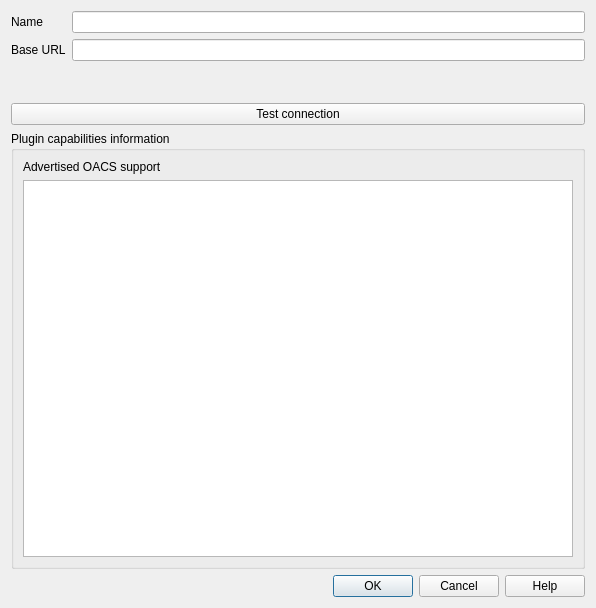
The window that src/qgis_oacs/ui/data_source_connection_dialog.ui (byteroad/qgis-oacs-plugin) describes before a commit, drawn with Qt 5.
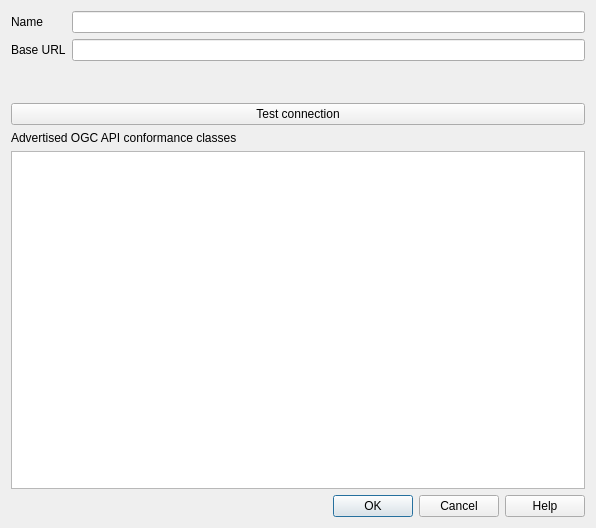
The same window after the commit. Custom widgets are drawn as their Qt base class.

Commit message: improving connection dialog

The edit to the form file:
```diff
--- a/src/qgis_oacs/ui/data_source_connection_dialog.ui
+++ b/src/qgis_oacs/ui/data_source_connection_dialog.ui
@@ -7,13 +7,13 @@
     <x>0</x>
     <y>0</y>
     <width>596</width>
-    <height>608</height>
+    <height>528</height>
    </rect>
   </property>
   <property name="windowTitle">
    <string>OGC API - Connected Systems plugin - New Connection Configuration</string>
   </property>
-  <layout class="QVBoxLayout" name="verticalLayout_2">
+  <layout class="QVBoxLayout" name="verticalLayout">
    <item>
     <widget class="QFrame" name="connection_details">
      <property name="frameShape">
@@ -92,24 +92,15 @@
     </widget>
    </item>
    <item>
-    <widget class="QgsCollapsibleGroupBox" name="plugin_capabilities_gb">
-     <property name="title">
-      <string>Plugin capabilities information</string>
-     </property>
-     <layout class="QVBoxLayout" name="verticalLayout">
-      <item>
        <widget class="QLabel" name="label_5">
         <property name="text">
-         <string>Advertised OACS support</string>
+      <string>Advertised OGC API conformance classes</string>
         </property>
        </widget>
       </item>
       <item>
        <widget class="QListWidget" name="detected_capabilities_lw"/>
       </item>
-     </layout>
-    </widget>
-   </item>
    <item>
     <widget class="QDialogButtonBox" name="button_box">
      <property name="orientation">
@@ -128,12 +119,6 @@
    <extends>QWidget</extends>
    <header>qgsauthconfigselect.h</header>
   </customwidget>
-  <customwidget>
-   <class>QgsCollapsibleGroupBox</class>
-   <extends>QGroupBox</extends>
-   <header>qgscollapsiblegroupbox.h</header>
-   <container>1</container>
-  </customwidget>
  </customwidgets>
  <tabstops>
   <tabstop>name_le</tabstop>
```
Left out of the diff: 2 changed lines with no effect on the pictures. Lines whose indentation alone changed are shown as unchanged. The commit also changes 3 other files.
